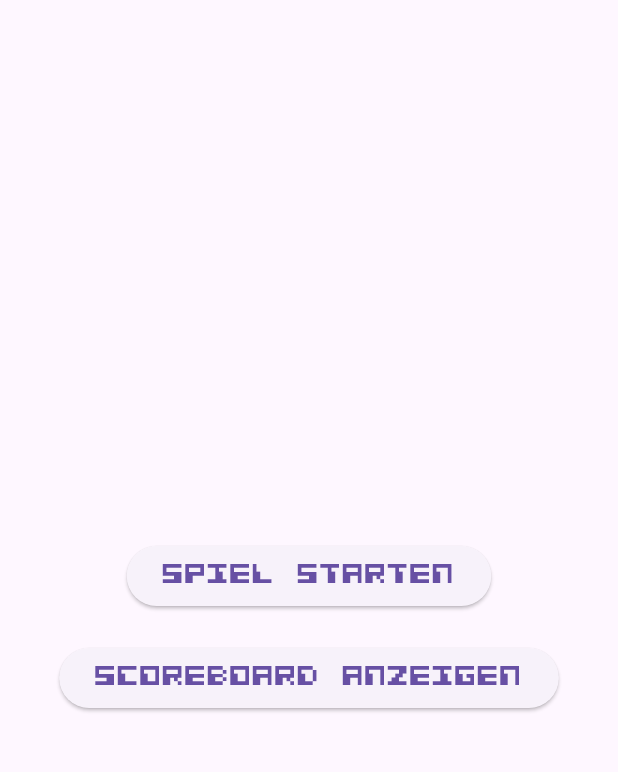
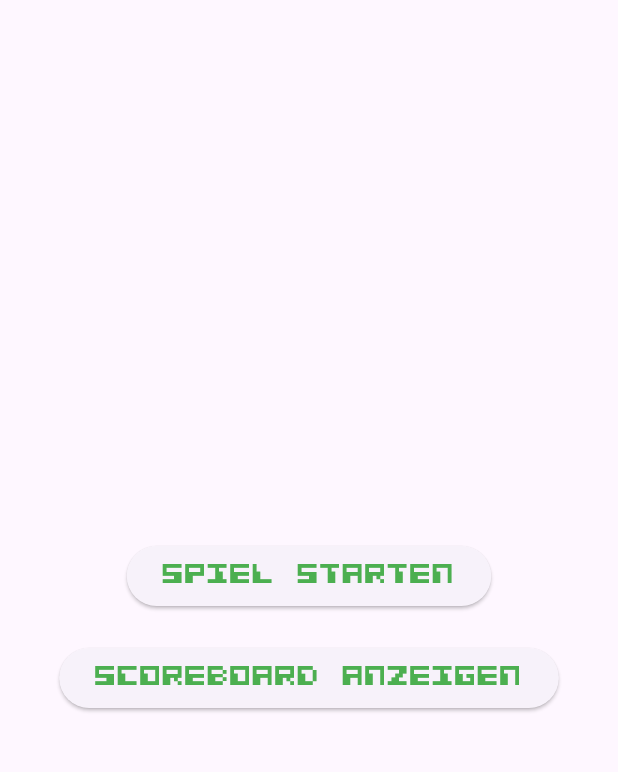
Before and after one commit to nxtdxve/M355-Galactic-Invaders, a Flutter app: the screen it shows after launch, on a phone screen of 412 x 824 dp, the part 63-835 px from its top. Run offline on Flutter 3.47's test engine with Material 3 defaults, Android fonts, the phone set to English and light mode, and no system bars; our stand-ins replace shared_preferences; missing offline and left inert: flame.

Commit message:
Add green button font

```diff
--- a/lib/pages/main_menu.dart
+++ b/lib/pages/main_menu.dart
@@ -26,6 +26,7 @@ class MainMenu extends StatelessWidget {
               },
               style: ElevatedButton.styleFrom(
                 textStyle: const TextStyle(fontFamily: 'CosmicAlien', fontSize: 20),
+                foregroundColor: Colors.green, // Set the text color to green
               ),
               child: const Text('Spiel starten'),
             ),
@@ -39,6 +40,7 @@ class MainMenu extends StatelessWidget {
               },
               style: ElevatedButton.styleFrom(
                 textStyle: const TextStyle(fontFamily: 'CosmicAlien', fontSize: 20),
+                foregroundColor: Colors.green, // Set the text color to green
               ),
               child: const Text('Scoreboard anzeigen'),
             ),
```
